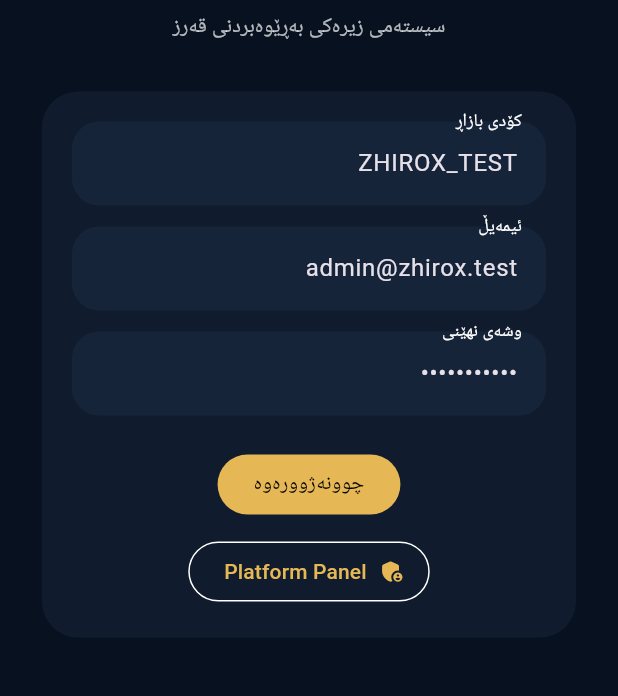
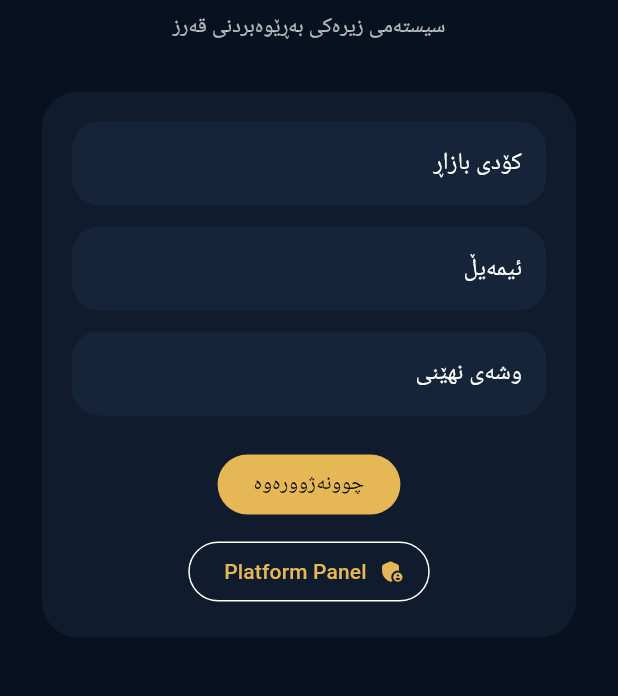
Before and after one commit to arambarzani07/ZhiroxAiDebtManager, a Flutter app: the screen it shows after launch, on a phone screen of 412 x 824 dp, the part 333-1029 px from its top. Run offline on Flutter 3.47's test engine with Material 3 defaults, Android fonts, the phone set to English and light mode, and no system bars; our stand-ins replace shared_preferences.

Commit message:
fix: remove seeded tenant credentials from login screen

```diff
--- a/lib/src/features/auth/login_screen.dart
+++ b/lib/src/features/auth/login_screen.dart
@@ -1,6 +1,5 @@
 import 'package:flutter/material.dart';
 
-import '../../core/config/api_config.dart';
 import '../dashboard/dashboard_widgets.dart';
 import '../platform_core/platform_login_screen.dart';
 import 'auth_service.dart';
@@ -16,9 +15,9 @@ class LoginScreen extends StatefulWidget {
 }
 
 class _LoginScreenState extends State<LoginScreen> {
-  final email = TextEditingController(text: 'admin@zhirox.test');
-  final password = TextEditingController(text: 'Admin@12345');
-  final marketCode = TextEditingController(text: ApiConfig.defaultMarketCode);
+  final email = TextEditingController();
+  final password = TextEditingController();
+  final marketCode = TextEditingController();
   bool loading = false;
   String? error;
 
@@ -31,6 +30,10 @@ class _LoginScreenState extends State<LoginScreen> {
   }
 
   Future<void> submit() async {
+    if (marketCode.text.trim().isEmpty || email.text.trim().isEmpty || password.text.trim().isEmpty) {
+      setState(() => error = 'کۆدی بازاڕ، ئیمەیڵ و وشەی نهێنی پێویستن');
+      return;
+    }
     setState(() {
       loading = true;
       error = null;
```
